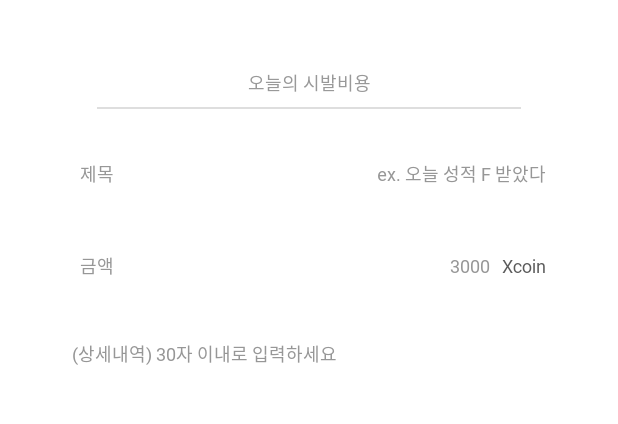
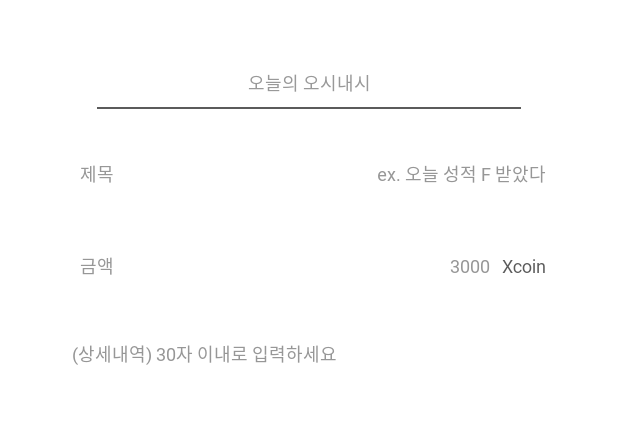
Before and after one commit to 30th-SOPKATHON-8/Sopkathon-Android, an Android app: the WriteFragment screen opened directly, with no data from a screen before it, on a phone screen of 412 x 824 dp, the part 302-726 px from its top. Run offline under Robolectric (Android 15) with nearby library versions, the phone set to English and light mode, and no system bars; our stand-ins replace data binding; 4 statements that could not run were skipped.

Commit message:
[FEAT] #9 - UI 수정

```diff
--- a/app/src/main/res/layout/fragment_write.xml
+++ b/app/src/main/res/layout/fragment_write.xml
@@ -75,7 +75,7 @@
             android:layout_height="wrap_content"
             android:layout_marginTop="46dp"
             android:fontFamily="@font/pretendard_regular"
-            android:text="오늘의 시발비용"
+            android:text="오늘의 오시내시"
             android:textColor="@color/gray_999999"
             android:textSize="12sp"
             app:layout_constraintEnd_toEndOf="parent"
@@ -87,7 +87,7 @@
             android:layout_width="0dp"
             android:layout_height="1dp"
             android:layout_marginTop="7dp"
-            android:background="@color/gray_dedede"
+            android:background="#5b5b5b"
             app:layout_constraintEnd_toEndOf="parent"
             app:layout_constraintStart_toStartOf="parent"
             app:layout_constraintTop_toBottomOf="@id/tv_today_xibal"
@@ -99,7 +99,7 @@
             android:layout_height="wrap_content"
             android:layout_marginTop="18dp"
             android:background="@drawable/rectangle_upper_radius_5"
-            android:backgroundTint="@{viewmodel.title.length() == 0 ? @color/gray_f0f0f0 : @color/blue_e8ebff}"
+            android:backgroundTint="@{viewmodel.title.length() == 0 ? @color/gray_f0f0f0 : @color/purple_f5f3ff}"
             android:paddingStart="17dp"
             android:paddingTop="16dp"
             android:paddingEnd="12dp"
@@ -147,7 +147,7 @@
             android:layout_height="wrap_content"
             android:layout_marginTop="12dp"
             android:background="@drawable/rectangle_upper_radius_5"
-            android:backgroundTint="@{viewmodel.price.length() == 0 ? @color/gray_f0f0f0 : @color/blue_e8ebff}"
+            android:backgroundTint="@{viewmodel.price.length() == 0 ? @color/gray_f0f0f0 : @color/purple_f5f3ff}"
             android:paddingStart="17dp"
             android:paddingTop="16dp"
             android:paddingEnd="12dp"
@@ -208,7 +208,7 @@
             android:layout_height="wrap_content"
             android:layout_marginTop="12dp"
             android:background="@drawable/rectangle_upper_radius_5"
-            android:backgroundTint="@{viewmodel.content.length() == 0 ? @color/gray_f0f0f0 : @color/blue_e8ebff}"
+            android:backgroundTint="@{viewmodel.content.length() == 0 ? @color/gray_f0f0f0 : @color/purple_f5f3ff}"
             android:paddingHorizontal="12dp"
             android:paddingTop="13dp"
             android:paddingBottom="34dp"
@@ -238,12 +238,12 @@
             android:layout_height="wrap_content"
             android:layout_marginBottom="32dp"
             android:background="@drawable/rectangle_radius_5"
-            android:backgroundTint="@{viewmodel.isXibal != null &amp;&amp; viewmodel.title.length() != 0 &amp;&amp; viewmodel.price.length() != 0 ? @color/blue_4664ff : @color/gray_d9d9d9}"
+            android:backgroundTint="@{viewmodel.isXibal != null &amp;&amp; viewmodel.title.length() != 0 &amp;&amp; viewmodel.price.length() != 0 ? @color/purple_a55fff : @color/gray_d9d9d9}"
             android:clickable="@{viewmodel.isXibal != null &amp;&amp; viewmodel.title.length() != 0 &amp;&amp; viewmodel.price.length() != 0 ? true : false}"
             android:fontFamily="@font/pretendard_semibold"
             android:paddingHorizontal="59dp"
             android:paddingVertical="12dp"
-            android:text="제출하기"
+            android:text="추가하기"
             android:textColor="@color/white"
             android:textSize="12sp"
             app:layout_constraintBottom_toBottomOf="parent"
--- a/app/src/main/res/values/colors.xml
+++ b/app/src/main/res/values/colors.xml
@@ -23,7 +23,8 @@
     <color name="gray_626262">#626262</color>
     <color name="gray_5b5b5b">#5b5b5b</color>
     <color name="blue_4664ff">#4664ff</color>
-    <color name="blue_e8ebff">#e8ebff</color>
+    <color name="purple_f5f3ff">#f5f3ff</color>
+    <color name="purple_a55fff">#a55fff</color>
     <color name="gray_d9d9d9">#d9d9d9</color>
     <color name="test_zz">#aaeeeeee</color>
     <color name="blue_4664FF">#4664FF</color>
```
